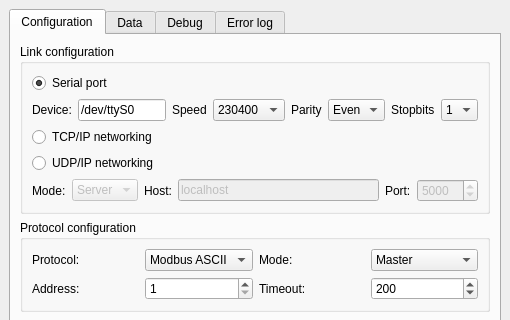
Before: the Qt Designer form Interface/QT/ModbusFrame.ui in blaa/Modbus, drawn with Qt 5; both pictures show x 0 to 510 and y 0 to 320 of the 510 by 600 pixel window.
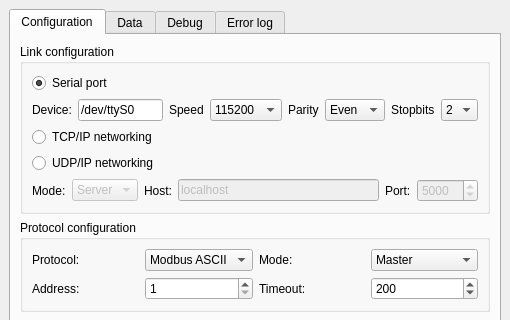
After: the same form once the commit is applied.

What changed in the file:
```diff
--- a/Interface/QT/ModbusFrame.ui
+++ b/Interface/QT/ModbusFrame.ui
@@ -105,6 +105,9 @@
                <property name="enabled">
                 <bool>true</bool>
                </property>
+               <property name="currentIndex">
+                <number>1</number>
+               </property>
                <item>
                 <property name="text">
                  <string>230400</string>
@@ -202,6 +205,11 @@
                  <string>Odd</string>
                 </property>
                </item>
+               <item>
+                <property name="text">
+                 <string>None</string>
+                </property>
+               </item>
               </widget>
              </item>
              <item>
@@ -216,6 +224,9 @@
              </item>
              <item>
               <widget class="QComboBox" name="SerialStopbits">
+               <property name="currentIndex">
+                <number>1</number>
+               </property>
                <item>
                 <property name="text">
                  <string>1</string>
```
